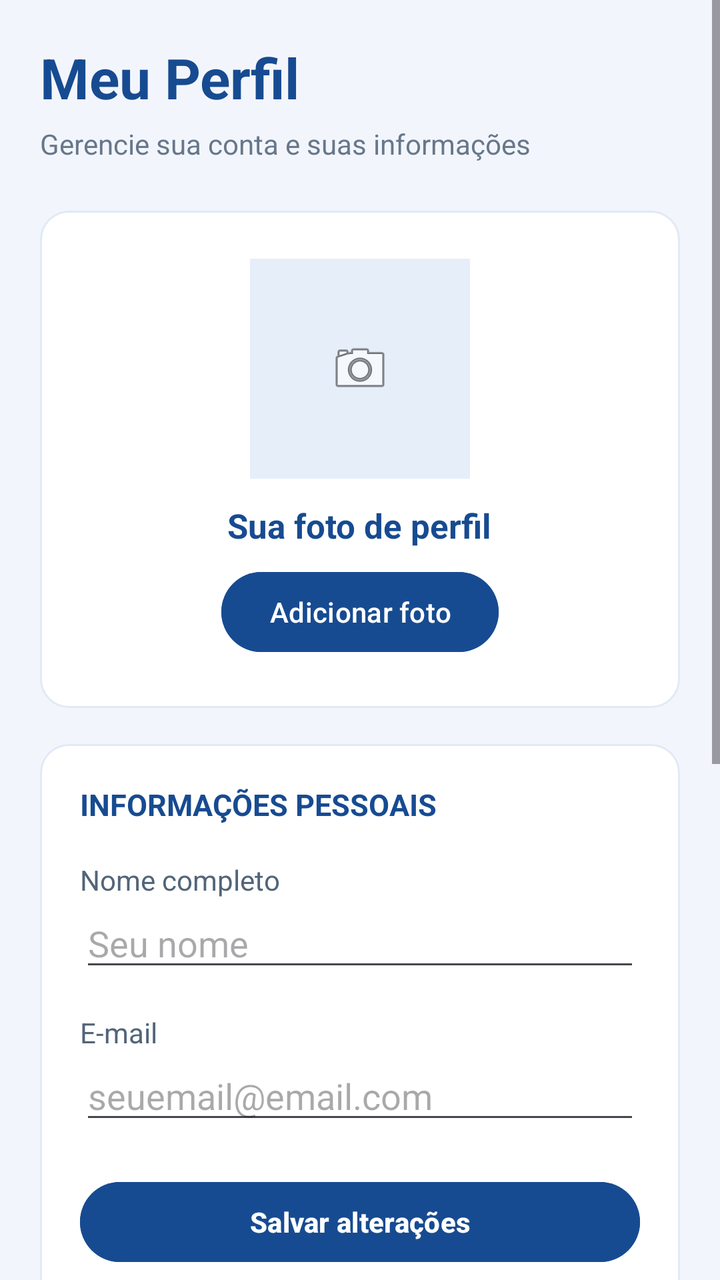
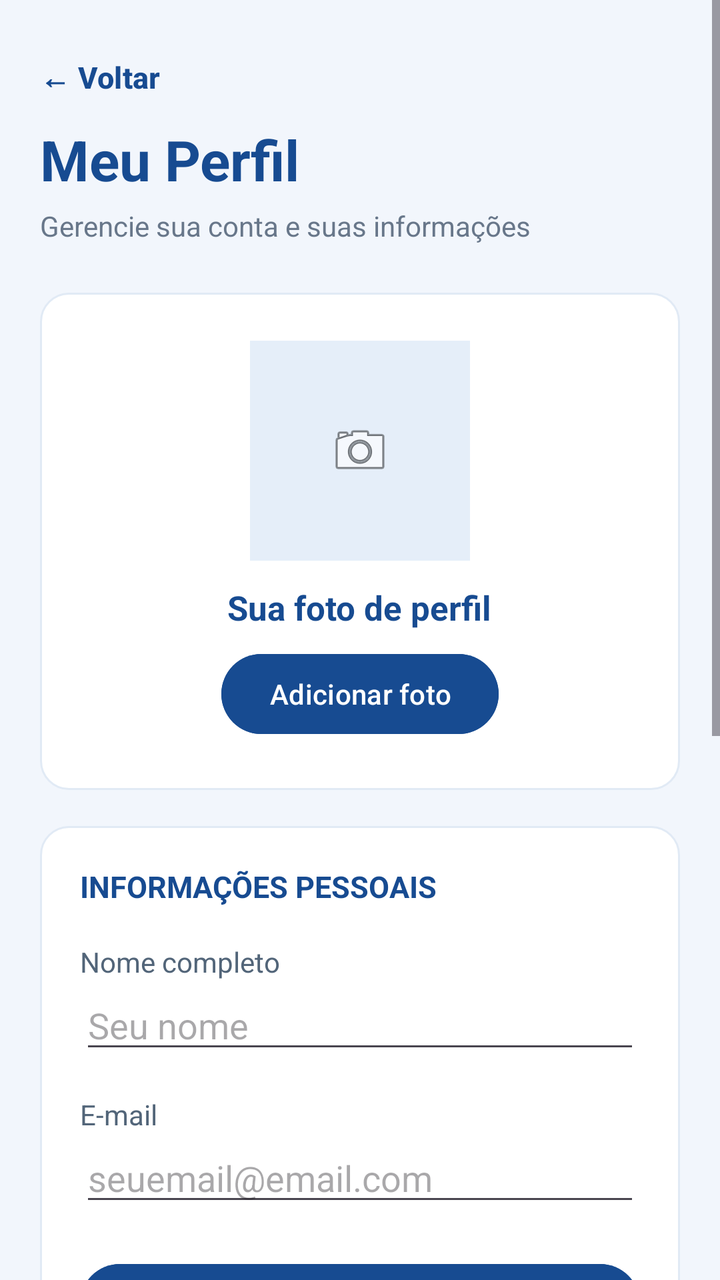

An Android layout rendered at two revisions. The XML below is the earlier revision; the diff shows what the commit changed to produce the second picture.
<!-- AndroidManifest.xml: application theme Theme.FitManager -->
<!-- res/layout/activity_perfil.xml -->
<?xml version="1.0" encoding="utf-8"?>
<ScrollView
        xmlns:android="http://schemas.android.com/apk/res/android"
        android:id="@+id/main"
        android:layout_width="match_parent"
        android:layout_height="match_parent"
        android:background="#F2F6FC"
        android:fillViewport="true">

    <LinearLayout
            android:layout_width="match_parent"
            android:layout_height="wrap_content"
            android:orientation="vertical"
            android:padding="20dp">

        
        <TextView
                android:layout_width="match_parent"
                android:layout_height="wrap_content"
                android:text="Meu Perfil"
                android:textColor="#174B91"
                android:textSize="28sp"
                android:textStyle="bold"/>

        <TextView
                android:layout_width="match_parent"
                android:layout_height="wrap_content"
                android:text="Gerencie sua conta e suas informações"
                android:textColor="#68778A"
                android:textSize="14sp"
                android:layout_marginTop="5dp"
                android:layout_marginBottom="24dp"/>

        
        <LinearLayout
                android:layout_width="match_parent"
                android:layout_height="wrap_content"
                android:orientation="vertical"
                android:gravity="center"
                android:background="@drawable/bg_exercicio"
                android:padding="24dp"
                android:layout_marginBottom="18dp">

            <ImageView
                    android:id="@+id/ivFotoPerfil"
                    android:layout_width="110dp"
                    android:layout_height="110dp"
                    android:src="@android:drawable/ic_menu_camera"
                    android:background="#E5EEF9"
                    android:padding="28dp"
                    android:scaleType="centerInside"
                    android:contentDescription="Foto de perfil"/>

            <TextView
                    android:layout_width="wrap_content"
                    android:layout_height="wrap_content"
                    android:text="Sua foto de perfil"
                    android:textColor="#174B91"
                    android:textStyle="bold"
                    android:textSize="17sp"
                    android:layout_marginTop="12dp"/>

            <Button
                    android:id="@+id/btnEscolherFoto"
                    android:layout_width="wrap_content"
                    android:layout_height="wrap_content"
                    android:text="Adicionar foto"
                    android:textAllCaps="false"
                    android:textColor="#FFFFFF"
                    android:backgroundTint="#174B91"
                    android:layout_marginTop="8dp"/>

        </LinearLayout>

        
        <LinearLayout
                android:layout_width="match_parent"
                android:layout_height="wrap_content"
                android:orientation="vertical"
                android:background="@drawable/bg_exercicio"
                android:padding="20dp"
                android:layout_marginBottom="18dp">

            <TextView
                    android:layout_width="match_parent"
                    android:layout_height="wrap_content"
                    android:text="INFORMAÇÕES PESSOAIS"
                    android:textColor="#174B91"
                    android:textStyle="bold"
                    android:textSize="15sp"
                    android:layout_marginBottom="18dp"/>

            <TextView
                    android:layout_width="match_parent"
                    android:layout_height="wrap_content"
                    android:text="Nome completo"
                    android:textColor="#526579"
                    android:textSize="14sp"/>

            <EditText
                    android:id="@+id/etNomePerfil"
                    android:layout_width="match_parent"
                    android:layout_height="wrap_content"
                    android:hint="Seu nome"
                    android:inputType="textPersonName"
                    android:singleLine="true"
                    android:textColor="#243B53"
                    android:layout_marginBottom="16dp"/>

            <TextView
                    android:layout_width="match_parent"
                    android:layout_height="wrap_content"
                    android:text="E-mail"
                    android:textColor="#526579"
                    android:textSize="14sp"/>

            <EditText
                    android:id="@+id/etEmailPerfil"
                    android:layout_width="match_parent"
                    android:layout_height="wrap_content"
                    android:hint="seuemail@email.com"
                    android:inputType="textEmailAddress"
                    android:singleLine="true"
                    android:textColor="#243B53"
                    android:layout_marginBottom="20dp"/>

            <Button
                    android:id="@+id/btnSalvarPerfil"
                    android:layout_width="match_parent"
                    android:layout_height="wrap_content"
                    android:text="Salvar alterações"
                    android:textAllCaps="false"
                    android:textColor="#FFFFFF"
                    android:textStyle="bold"
                    android:backgroundTint="#174B91"/>

        </LinearLayout>

        
        <LinearLayout
                android:layout_width="match_parent"
                android:layout_height="wrap_content"
                android:orientation="vertical"
                android:background="@drawable/bg_exercicio"
                android:padding="20dp">

            <TextView
                    android:layout_width="match_parent"
                    android:layout_height="wrap_content"
                    android:text="SEGURANÇA"
                    android:textColor="#174B91"
                    android:textStyle="bold"
                    android:textSize="15sp"
                    android:layout_marginBottom="8dp"/>

            <TextView
                    android:layout_width="match_parent"
                    android:layout_height="wrap_content"
                    android:text="Alterar senha"
                    android:textColor="#243B53"
                    android:textStyle="bold"
                    android:textSize="17sp"
                    android:layout_marginBottom="16dp"/>

            <EditText
                    android:id="@+id/etSenhaAtual"
                    android:layout_width="match_parent"
                    android:layout_height="wrap_content"
                    android:hint="Senha atual"
                    android:inputType="textPassword"
                    android:singleLine="true"
                    android:layout_marginBottom="12dp"/>

            <EditText
                    android:id="@+id/etNovaSenha"
                    android:layout_width="match_parent"
                    android:layout_height="wrap_content"
                    android:hint="Nova senha"
                    android:inputType="textPassword"
                    android:singleLine="true"
                    android:layout_marginBottom="12dp"/>

            <EditText
                    android:id="@+id/etConfirmarNovaSenha"
                    android:layout_width="match_parent"
                    android:layout_height="wrap_content"
                    android:hint="Confirmar nova senha"
                    android:inputType="textPassword"
                    android:singleLine="true"
                    android:layout_marginBottom="20dp"/>

            <Button
                    android:id="@+id/btnAlterarSenha"
                    android:layout_width="match_parent"
                    android:layout_height="wrap_content"
                    android:text="Alterar senha"
                    android:textAllCaps="false"
                    android:textColor="#FFFFFF"
                    android:textStyle="bold"
                    android:backgroundTint="#174B91"/>

        </LinearLayout>

        <TextView
                android:layout_width="match_parent"
                android:layout_height="wrap_content"
                android:text="FitManager • Sua evolução começa aqui"
                android:textColor="#8291A3"
                android:textSize="12sp"
                android:gravity="center"
                android:layout_marginTop="24dp"
                android:layout_marginBottom="16dp"/>

    </LinearLayout>

</ScrollView>
<!-- resources referenced by this layout -->
<resources>
  <!-- drawable bg_exercicio (drawable) -->
  <?xml version="1.0" encoding="utf-8"?>
  <shape xmlns:android="http://schemas.android.com/apk/res/android"
          android:shape="rectangle">
  
      <solid android:color="#FFFFFF" />
  
      <corners android:radius="14dp" />
  
      <stroke
              android:width="1dp"
              android:color="#E1EAF5" />
  
  </shape>
  <style name="Theme.FitManager" parent="Base.Theme.FitManager" />
  <style name="Base.Theme.FitManager" parent="Theme.Material3.DayNight.NoActionBar">
          
          
      </style>
</resources>

<!-- the commit's change to res/layout/activity_perfil.xml (unified diff, before → after) -->
@@ -12,6 +12,23 @@
             android:layout_height="wrap_content"
             android:orientation="vertical"
             android:padding="20dp">
+
+        <Button
+                android:id="@+id/btnVoltar"
+                android:layout_width="wrap_content"
+                android:layout_height="wrap_content"
+                android:minWidth="0dp"
+                android:minHeight="0dp"
+                android:paddingStart="0dp"
+                android:paddingEnd="12dp"
+                android:paddingTop="4dp"
+                android:paddingBottom="8dp"
+                android:background="@android:color/transparent"
+                android:text="← Voltar"
+                android:textAllCaps="false"
+                android:textColor="#174B91"
+                android:textSize="15sp"
+                android:textStyle="bold"/>
 
         
         <TextView
